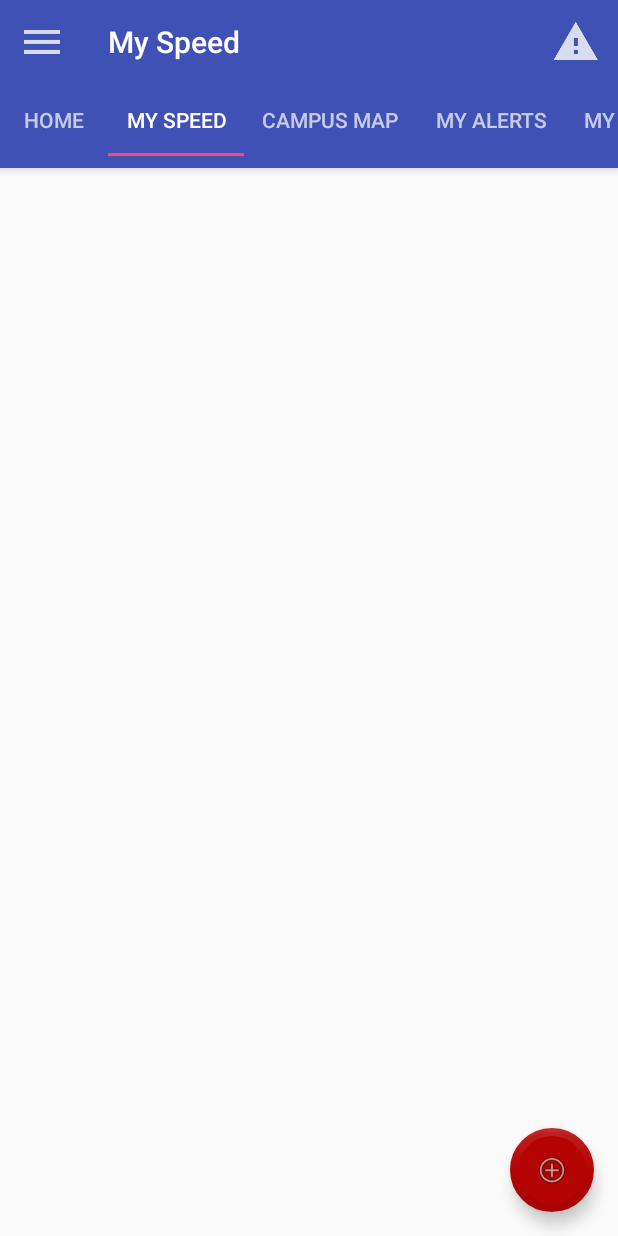
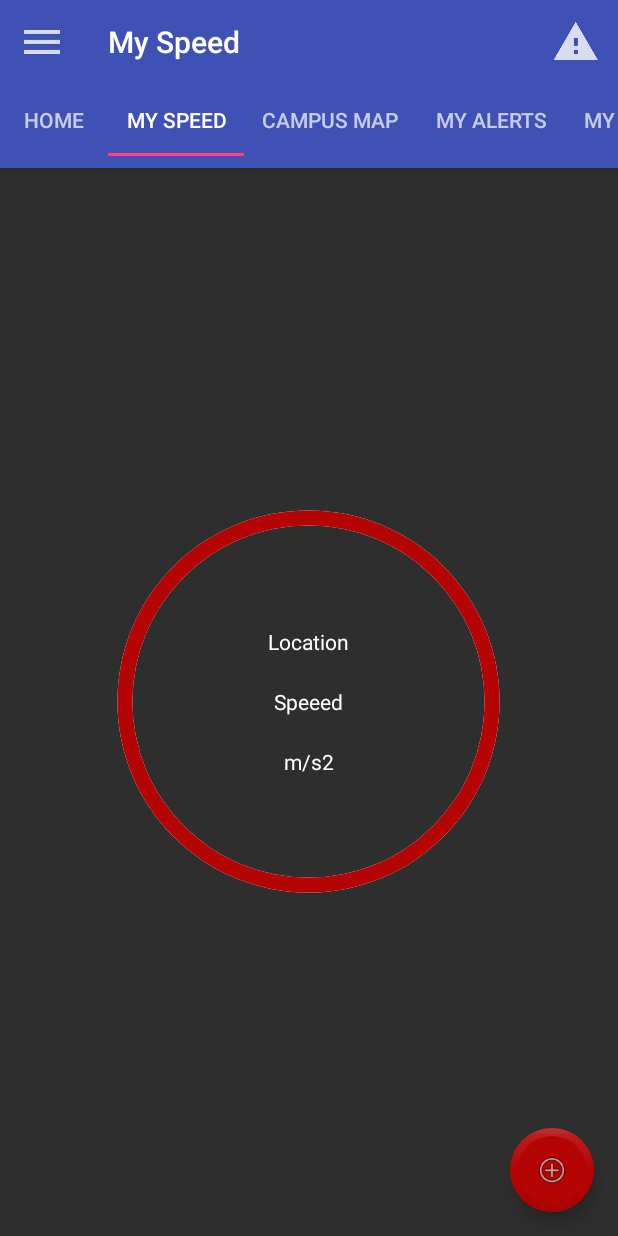
Before and after one commit to smartsdk-inaoe/DrivingApp, an Android app: the HomeFragment screen opened directly, with no data from a screen before it, tab 2 chosen, on a phone screen of 412 x 824 dp. Run offline under Robolectric (Android 15) with nearby library versions, the phone set to English and light mode, and no system bars; libraries missing offline, so code that uses them is left out: com.google.maps.android.

Commit message:
Obtiene datos de Acelerometro y se empezo a mejorar la vista de Speed

```diff
--- a/app/src/main/java/mx/edu/cenidet/drivingapp/fragments/CampusFragment.java
+++ b/app/src/main/java/mx/edu/cenidet/drivingapp/fragments/CampusFragment.java
@@ -150,4 +150,9 @@ public class CampusFragment extends Fragment implements OnMapReadyCallback, Send
 
         }
     }
+
+    @Override
+    public void sendDataAccelerometer(double ax, double ay, double az) {
+        Log.i("STATUS 3: ","ax: "+ax+" ay: "+ay+" az: "+az);
+    }
 }
--- a/app/src/main/java/mx/edu/cenidet/drivingapp/fragments/HomeFragment.java
+++ b/app/src/main/java/mx/edu/cenidet/drivingapp/fragments/HomeFragment.java
@@ -79,4 +79,9 @@ public class HomeFragment extends Fragment implements SendDataService.SendDataMe
         Log.i("STATUS: ","Address: "+campus.getAddress());
         Log.i("STATUS: ","Dentro/Fuera: "+statusLocation);*/
     }
+
+    @Override
+    public void sendDataAccelerometer(double ax, double ay, double az) {
+        Log.i("STATUS 1: ","ax: "+ax+" ay: "+ay+" az: "+az);
+    }
 }
--- a/app/src/main/java/mx/edu/cenidet/drivingapp/fragments/MyLocationFragment.java
+++ b/app/src/main/java/mx/edu/cenidet/drivingapp/fragments/MyLocationFragment.java
@@ -166,4 +166,9 @@ public class MyLocationFragment extends Fragment implements OnMapReadyCallback,
     public void detectCampus(Campus campus, boolean statusLocation) {
 
     }
+
+    @Override
+    public void sendDataAccelerometer(double ax, double ay, double az) {
+        Log.i("STATUS 4: ","ax: "+ax+" ay: "+ay+" az: "+az);
+    }
 }
--- a/app/src/main/java/mx/edu/cenidet/drivingapp/fragments/SpeedFragment.java
+++ b/app/src/main/java/mx/edu/cenidet/drivingapp/fragments/SpeedFragment.java
@@ -28,6 +28,9 @@ public class SpeedFragment extends Fragment implements SendDataService.SendDataM
     private View rootView;
     private Context context;
     private TextView tvSpeed;
+    private TextView tvAcceleration;
+    private TextView tvLocation;
+    //private TextView tvSpeed;
     private static final String STATUS = "Status";
 
     private SendDataService sendDataService;
@@ -42,8 +45,10 @@ public class SpeedFragment extends Fragment implements SendDataService.SendDataM
     public View onCreateView(LayoutInflater inflater, ViewGroup container,
                              Bundle savedInstanceState) {
         rootView = inflater.inflate(R.layout.fragment_speed, container, false);
-        tvSpeed = rootView.findViewById(R.id.tvSpeed);
-
+        //tvSpeed = rootView.findViewById(R.id.tvSpeed);
+        tvSpeed = (TextView) rootView.findViewById(R.id.tvSpeed);
+        tvAcceleration = (TextView) rootView.findViewById(R.id.tvAcceleration);
+        tvLocation = (TextView) rootView.findViewById(R.id.tvLocation);
         return rootView;
     }
 
@@ -53,13 +58,12 @@ public class SpeedFragment extends Fragment implements SendDataService.SendDataM
         //tvSpeed.setText(getArguments().getString("speed"));
     }
 
-    public void renderText(String text) {
-        tvSpeed.setText(text);
-    }
-
     @Override
     public void sendLocationSpeed(double latitude, double longitude, double speedMS, double speedKmHr) {
-        tvSpeed.setText("Latitude: " + latitude + " Longitude: " + longitude + " Velocidad: " + speedMS + "m/s  Velocidad: " + speedKmHr + "km/hr");
+        tvLocation.setText("Lat. "+latitude+", Lon. "+longitude);
+        tvSpeed.setText(speedMS+"m/s, "+speedKmHr+"km/hr");
+
+        //tvSpeed.setText("Latitude: " + latitude + " Longitude: " + longitude + " Velocidad: " + speedMS + "m/s  Velocidad: " + speedKmHr + "km/hr");
         //Log.i("SPEED: ", "VIEW Latitude: " + latitude + " Longitude: " + longitude + " Velocidad: " + speedMS + "m/s  Velocidad: " + speedKmHr + "km/hr");
     }
 
@@ -68,4 +72,10 @@ public class SpeedFragment extends Fragment implements SendDataService.SendDataM
 
     }
 
+    @Override
+    public void sendDataAccelerometer(double ax, double ay, double az) {
+        tvAcceleration.setText("ax: "+ax+"\nay: "+ay+"\naz: "+az);
+        Log.i("STATUS 2: ","ax: "+ax+" ay: "+ay+" az: "+az);
+    }
+
 }
--- /dev/null
+++ b/app/src/main/res/drawable/circle_1.xml
@@ -0,0 +1,16 @@
+<?xml version="1.0" encoding="utf-8"?>
+<shape
+    xmlns:android="http://schemas.android.com/apk/res/android"
+    android:shape="ring"
+    android:thickness="10dp"
+    android:innerRadiusRatio="2.3"
+    android:useLevel="false">
+
+    <!--stroke
+        android:width="1dp"
+        android:color="#78d9ff"/-->
+    <solid android:color="#B40404"/>
+    <!--size
+        android:width="120dp"
+        android:height="120dp"/-->
+</shape>
--- /dev/null
+++ b/app/src/main/res/drawable/circle_2.xml
@@ -0,0 +1,16 @@
+<?xml version="1.0" encoding="utf-8"?>
+<shape
+    xmlns:android="http://schemas.android.com/apk/res/android"
+    android:shape="ring"
+    android:thickness="10dp"
+    android:innerRadiusRatio="2.3"
+    android:useLevel="false">
+
+    <!--stroke
+        android:width="1dp"
+        android:color="#78d9ff"/-->
+    <solid android:color="#ffff"/>
+    <!--size
+        android:width="120dp"
+        android:height="120dp"/-->
+</shape>
--- a/app/src/main/res/layout/fragment_speed.xml
+++ b/app/src/main/res/layout/fragment_speed.xml
@@ -2,11 +2,52 @@
     xmlns:tools="http://schemas.android.com/tools"
     android:layout_width="match_parent"
     android:layout_height="match_parent"
+    xmlns:app="http://schemas.android.com/apk/res-auto"
+    android:background="#2E2E2E"
     tools:context="mx.edu.cenidet.drivingapp.fragments.SpeedFragment">
-    <TextView
+    <!--TextView
         android:id="@+id/tvSpeed"
         android:layout_width="match_parent"
-        android:layout_height="match_parent"/>
+        android:layout_height="match_parent"/-->
+    <ProgressBar
+        android:layout_width="270dp"
+        android:layout_height="270dp"
+        android:layout_gravity="center"
+        android:background="@drawable/circle_2"
+        android:indeterminate="false"
+        android:max="5"
+        android:progress="100"
+        android:progressDrawable="@drawable/circle_1"
+        android:rotation="-90"
+        style="?android:attr/progressBarStyleHorizontal"/>
+    <TextView
+        android:layout_width="wrap_content"
+        android:layout_height="wrap_content"
+        android:id="@+id/tvLocation"
+        android:text="Location"
+        android:textColor="#ffff"
+        android:layout_gravity="center"
+        android:layout_centerHorizontal="true"
+        android:layout_centerVertical="true"
+        android:layout_marginBottom="40dp"/>
+
+    <TextView
+        android:layout_width="wrap_content"
+        android:layout_height="wrap_content"
+        android:id="@+id/tvSpeed"
+        android:text="Speeed"
+        android:textColor="#ffff"
+        android:layout_gravity="center"
+        android:layout_centerHorizontal="true"
+        android:layout_centerVertical="true" />
+    <TextView
+        android:layout_width="wrap_content"
+        android:layout_height="wrap_content"
+        android:id="@+id/tvAcceleration"
+        android:text="m/s2"
+        android:textColor="#ffff"
+        android:layout_gravity="center"
+        android:layout_marginTop="40dp"/>
 
     <include android:id="@+id/btnFloating" layout="@layout/floating_button"/>
 </FrameLayout>
--- a/ngsi/src/main/java/www/fiware/org/ngsi/utilities/Constants.java
+++ b/ngsi/src/main/java/www/fiware/org/ngsi/utilities/Constants.java
@@ -45,6 +45,7 @@ public class Constants {
     public static final String SERVICE_RUNNING_DEVICEMODEL= "service_running_devicemodel";
     public static final String SERVICE_RESULT_DEVICEMODEL = "service_result_devicemodel";
     public static final String SERVICE_RUNNING_SENSORS = "service_running_sensors";
-    public static final String SERVICE_RESULT_SENSORS = "service_result_sensors";
+    public static final String ACCELEROMETER_RESULT_SENSORS = "accelerometer_result_sensors";
+    public static final String GYROSCOPE_RESULT_SENSORS = "gyroscope_result_sensors";
 
 }
```
Also changed, not shown: app/src/main/java/mx/edu/cenidet/drivingapp/services/DeviceService.java (+142 -0 lines), app/src/main/java/mx/edu/cenidet/drivingapp/services/SendDataService.java (+17 -0 lines).
